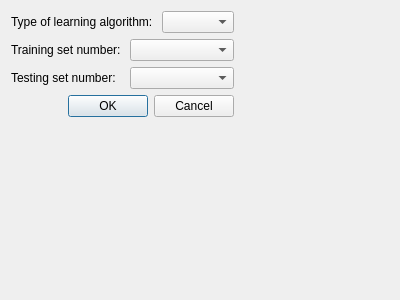
This is CiaicMemorias/executewindow.ui in irgNemo/oscarMariscal as Qt 5 draws it before an edit. The edited form follows.
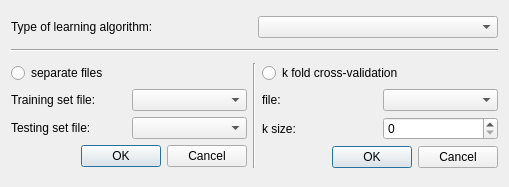
This is the edited form.

Commit message: added support for k-fold cross validation, althought there are some bugs to be fix in future revisions

Patch:
```diff
--- a/CiaicMemorias/executewindow.ui
+++ b/CiaicMemorias/executewindow.ui
@@ -6,55 +6,57 @@
    <rect>
     <x>0</x>
     <y>0</y>
-    <width>400</width>
-    <height>300</height>
+    <width>509</width>
+    <height>187</height>
    </rect>
   </property>
   <property name="windowTitle">
    <string>Form</string>
   </property>
-  <layout class="QFormLayout" name="formLayout">
-   <item row="0" column="0">
-    <layout class="QVBoxLayout" name="verticalLayout">
+  <layout class="QHBoxLayout" name="horizontalLayout_7">
      <item>
       <layout class="QGridLayout" name="gridLayout">
-       <item row="0" column="0" colspan="2">
-        <widget class="QLabel" name="labelLearning">
+     <item row="2" column="0">
+      <layout class="QHBoxLayout" name="horizontalLayout_5">
+       <item>
+        <layout class="QVBoxLayout" name="verticalLayout_2">
+         <item>
+          <widget class="QRadioButton" name="radioNormal">
          <property name="text">
-          <string>Type of learning algorithm: </string>
-         </property>
-         <property name="buddy">
-          <cstring>comboBoxLearning</cstring>
+            <string>separate files</string>
          </property>
         </widget>
        </item>
-       <item row="0" column="2">
-        <widget class="QComboBox" name="comboBoxLearning"/>
-       </item>
-       <item row="1" column="0">
+         <item>
+          <layout class="QHBoxLayout" name="horizontalLayout_3">
+           <item>
         <widget class="QLabel" name="labelTraining">
          <property name="text">
-          <string>Training set number: </string>
+              <string>Training set file: </string>
          </property>
          <property name="buddy">
           <cstring>comboBoxTraining</cstring>
          </property>
         </widget>
        </item>
-       <item row="1" column="1" colspan="2">
+           <item>
         <widget class="QComboBox" name="comboBoxTraining"/>
        </item>
-       <item row="2" column="0">
+          </layout>
+         </item>
+         <item>
+          <layout class="QHBoxLayout" name="horizontalLayout_4">
+           <item>
         <widget class="QLabel" name="labelTesting">
          <property name="text">
-          <string>Testing set number: </string>
+              <string>Testing set file: </string>
          </property>
          <property name="buddy">
           <cstring>comboBoxTesting</cstring>
          </property>
         </widget>
        </item>
-       <item row="2" column="1" colspan="2">
+           <item>
         <widget class="QComboBox" name="comboBoxTesting"/>
        </item>
       </layout>
@@ -63,6 +65,93 @@
       <widget class="QDialogButtonBox" name="buttonBox">
        <property name="standardButtons">
         <set>QDialogButtonBox::Cancel|QDialogButtonBox::Ok</set>
+           </property>
+          </widget>
+         </item>
+        </layout>
+       </item>
+       <item>
+        <widget class="Line" name="line">
+         <property name="orientation">
+          <enum>Qt::Vertical</enum>
+         </property>
+        </widget>
+       </item>
+       <item>
+        <layout class="QVBoxLayout" name="verticalLayout">
+         <item>
+          <widget class="QRadioButton" name="radioCrossVal">
+           <property name="text">
+            <string>k fold cross-validation</string>
+           </property>
+          </widget>
+         </item>
+         <item>
+          <layout class="QHBoxLayout" name="horizontalLayout">
+           <item>
+            <widget class="QLabel" name="label_2">
+             <property name="text">
+              <string>file: </string>
+             </property>
+             <property name="buddy">
+              <cstring>comboBoxCrossVal</cstring>
+             </property>
+            </widget>
+           </item>
+           <item>
+            <widget class="QComboBox" name="comboBoxCrossVal"/>
+           </item>
+          </layout>
+         </item>
+         <item>
+          <layout class="QHBoxLayout" name="horizontalLayout_2">
+           <item>
+            <widget class="QLabel" name="label">
+             <property name="text">
+              <string>k size: </string>
+             </property>
+             <property name="buddy">
+              <cstring>kSize</cstring>
+             </property>
+            </widget>
+           </item>
+           <item>
+            <widget class="QSpinBox" name="kSize"/>
+           </item>
+          </layout>
+         </item>
+         <item>
+          <widget class="QDialogButtonBox" name="buttonBoxCross">
+           <property name="standardButtons">
+            <set>QDialogButtonBox::Cancel|QDialogButtonBox::Ok</set>
+           </property>
+          </widget>
+         </item>
+        </layout>
+       </item>
+      </layout>
+     </item>
+     <item row="0" column="0">
+      <layout class="QHBoxLayout" name="horizontalLayout_6">
+       <item>
+        <widget class="QLabel" name="labelLearning">
+         <property name="text">
+          <string>Type of learning algorithm: </string>
+         </property>
+         <property name="buddy">
+          <cstring>comboBoxAlgorithm</cstring>
+         </property>
+        </widget>
+       </item>
+       <item>
+        <widget class="QComboBox" name="comboBoxAlgorithm"/>
+       </item>
+      </layout>
+     </item>
+     <item row="1" column="0">
+      <widget class="Line" name="line_2">
+       <property name="orientation">
+        <enum>Qt::Horizontal</enum>
        </property>
       </widget>
      </item>
```
Lines whose indentation alone changed are shown as unchanged. The commit also changes 19 other files.
